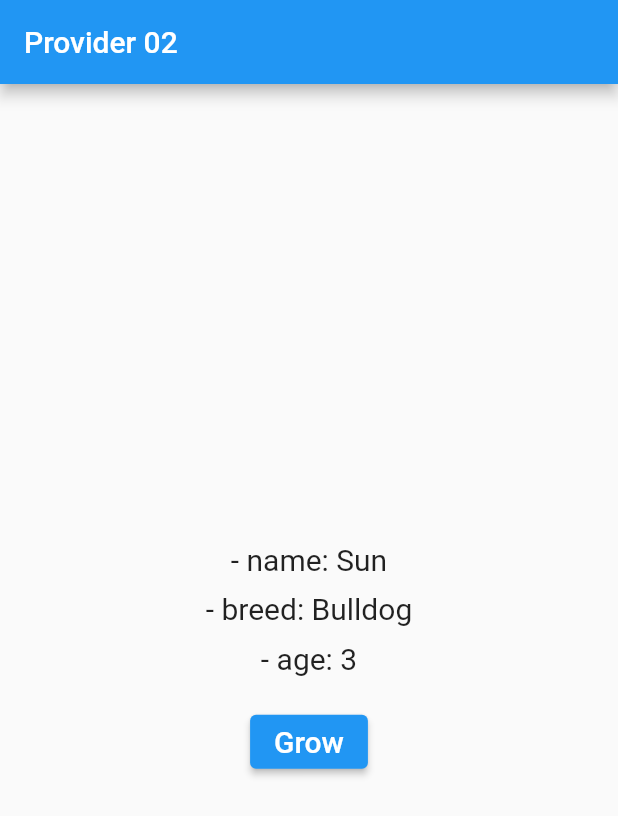
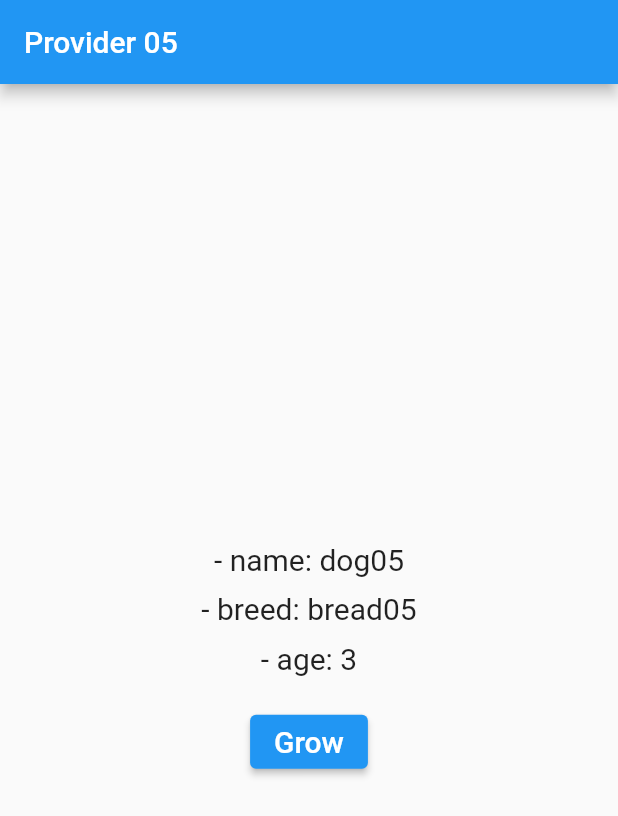
Before and after one commit to Moonseunghun/flutter_provider, a Flutter app: the screen it shows after launch, on a phone screen of 412 x 824 dp. Shown: the top 816 px of the screen. Run offline on Flutter 3.47's test engine with Material 2 defaults, Android fonts, the phone set to English and light mode, and no system bars.

Commit message:
Provider state select

```diff
--- a/lib/main.dart
+++ b/lib/main.dart
@@ -1,5 +1,6 @@
 import 'package:flutter/material.dart';
 import 'package:provider/provider.dart';
+
 import 'models/dog.dart';
 
 void main() {
@@ -11,14 +12,10 @@ class MyApp extends StatelessWidget {
 
   @override
   Widget build(BuildContext context) {
-    return Provider<Dog>(
-      create: (context) => Dog(
-        name: 'Sun',
-        breed: 'Bulldog',
-        age: 3,
-      ),
+    return ChangeNotifierProvider<Dog>(
+      create: (context) => Dog(name: 'dog05', breed: 'bread05' , age: 3),
       child: MaterialApp(
-        title: 'Provider 02',
+        title: 'Provider 05',
         debugShowCheckedModeBanner: false,
         theme: ThemeData(
           primarySwatch: Colors.blue,
@@ -29,14 +26,37 @@ class MyApp extends StatelessWidget {
   }
 }
 
-class MyHomePage extends StatelessWidget {
+class MyHomePage extends StatefulWidget {
   const MyHomePage({Key? key}) : super(key: key);
+
+  @override
+  State<MyHomePage> createState() => _MyHomePageState();
+}
+
+class _MyHomePageState extends State<MyHomePage> {
+  // final dog = Dog(name: 'dog03', breed: 'breed03');
+
+  // @override
+  // void initState() {
+  //   super.initState();
+  //   dog.addListener(dogListener);
+  // }
+  //
+  // void dogListener() {
+  //   print('age listner: ${dog.age}');
+  // }
+  //
+  // @override
+  // void dispose() {
+  //   dog.removeListener(dogListener);
+  //   super.dispose();
+  // }
 
   @override
   Widget build(BuildContext context) {
     return Scaffold(
       appBar: AppBar(
-        title: Text('Provider 02'),
+        title: Text('Provider 05'),
       ),
       body: Center(
         child: Column(
@@ -44,7 +64,7 @@ class MyHomePage extends StatelessWidget {
           mainAxisSize: MainAxisSize.min,
           children: [
             Text(
-              '- name: ${Provider.of<Dog>(context).name}',
+              '- name: ${context.watch<Dog>().name}',
               style: TextStyle(fontSize: 20.0),
             ),
             SizedBox(height: 10.0),
@@ -57,14 +77,16 @@ class MyHomePage extends StatelessWidget {
 }
 
 class BreedAndAge extends StatelessWidget {
-  const BreedAndAge({Key? key}) : super(key: key);
+  const BreedAndAge({
+    Key? key,
+  }) : super(key: key);
 
   @override
   Widget build(BuildContext context) {
     return Column(
       children: [
         Text(
-          '- breed: ${Provider.of<Dog>(context).breed}',
+          '- breed: ${context.select<Dog , String>((Dog dog) => dog.breed)}',
           style: TextStyle(fontSize: 20.0),
         ),
         SizedBox(height: 10.0),
@@ -75,19 +97,21 @@ class BreedAndAge extends StatelessWidget {
 }
 
 class Age extends StatelessWidget {
-  const Age({Key? key}) : super(key: key);
+  const Age({
+    Key? key,
+  }) : super(key: key);
 
   @override
   Widget build(BuildContext context) {
     return Column(
       children: [
         Text(
-          '- age: ${Provider.of<Dog>(context).age}',
+          '- age: ${context.select<Dog , int>((Dog dog) => dog.age)}',
           style: TextStyle(fontSize: 20.0),
         ),
         SizedBox(height: 20.0),
         ElevatedButton(
-          onPressed: () => Provider.of<Dog>(context, listen: false).grow(),
+          onPressed: () => Provider.of<Dog>(context , listen: false).grow(),
           child: Text(
             'Grow',
             style: TextStyle(fontSize: 20.0),
--- a/lib/models/dog.dart
+++ b/lib/models/dog.dart
@@ -1,5 +1,4 @@
-
-import 'package:flutter/cupertino.dart';
+import 'package:flutter/foundation.dart';
 
 class Dog with ChangeNotifier {
   final String name;
```
Also changed, not shown: pubspec.yaml (+4 -13 lines).
